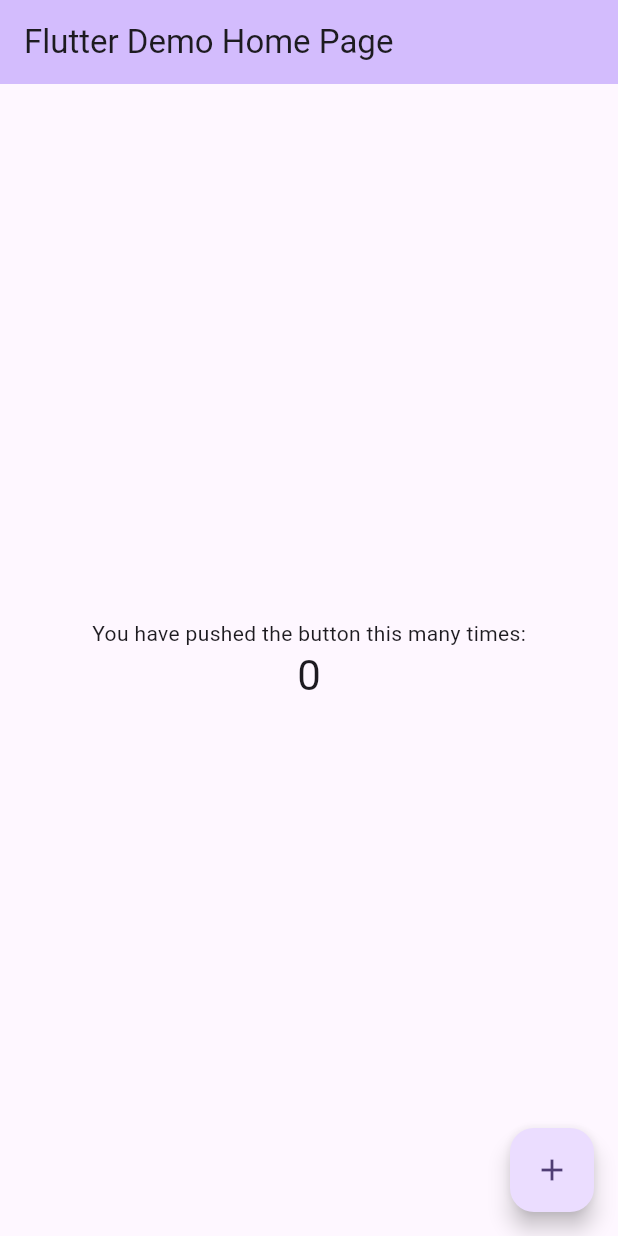
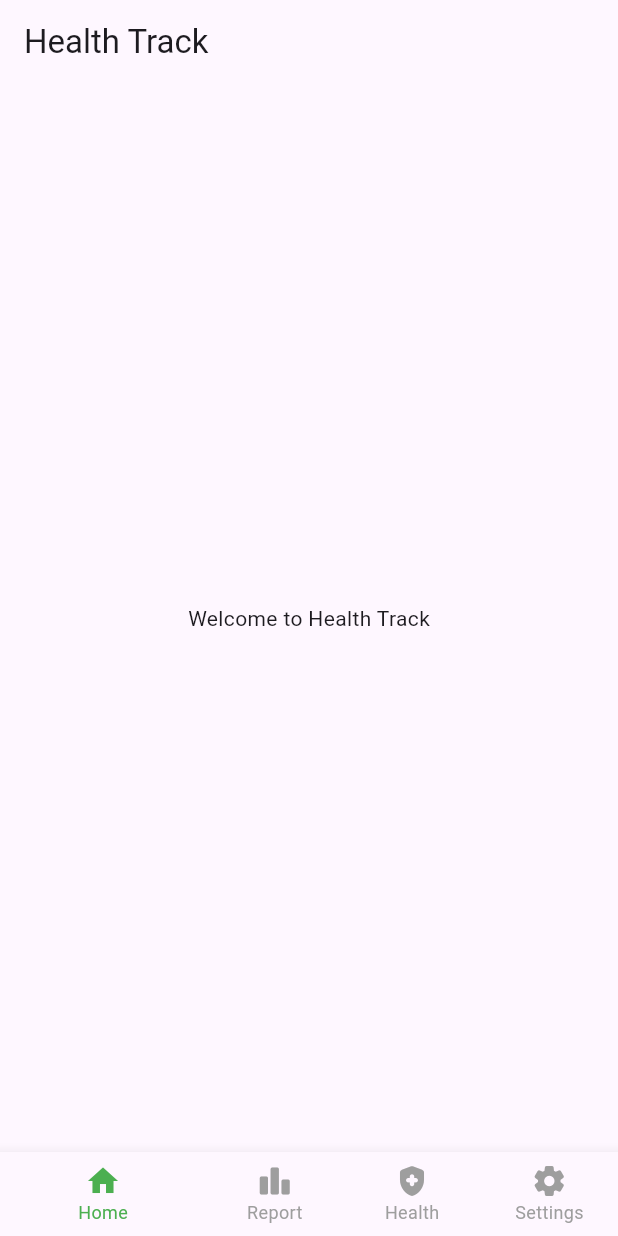
Before and after one commit to joharkhan99/healthtrack, a Flutter app: the screen it shows after launch, on a phone screen of 412 x 824 dp. Run offline on Flutter 3.47's test engine with Material 3 defaults, Android fonts, the phone set to English and light mode, and no system bars.

Commit message:
Added bottom navigation

```diff
--- a/lib/main.dart
+++ b/lib/main.dart
@@ -1,4 +1,6 @@
 import 'package:flutter/material.dart';
+import 'package:healthtrack/src/screens/home_screen.dart';
+import 'package:healthtrack/themes/light_theme.dart';
 
 void main() {
   runApp(const MyApp());
@@ -7,119 +9,13 @@ void main() {
 class MyApp extends StatelessWidget {
   const MyApp({super.key});
 
-  // This widget is the root of your application.
   @override
   Widget build(BuildContext context) {
     return MaterialApp(
-      title: 'Flutter Demo',
-      theme: ThemeData(
-        // This is the theme of your application.
-        //
-        // TRY THIS: Try running your application with "flutter run". You'll see
-        // the application has a purple toolbar. Then, without quitting the app,
-        // try changing the seedColor in the colorScheme below to Colors.green
-        // and then invoke "hot reload" (save your changes or press the "hot
-        // reload" button in a Flutter-supported IDE, or press "r" if you used
-        // the command line to start the app).
-        //
-        // Notice that the counter didn't reset back to zero; the application
-        // state is not lost during the reload. To reset the state, use hot
-        // restart instead.
-        //
-        // This works for code too, not just values: Most code changes can be
-        // tested with just a hot reload.
-        colorScheme: ColorScheme.fromSeed(seedColor: Colors.deepPurple),
-        useMaterial3: true,
-      ),
-      home: const MyHomePage(title: 'Flutter Demo Home Page'),
+      title: 'Health Track',
+      debugShowCheckedModeBanner: false,
+      theme: lightTheme,
+      home: const HomeScreen(),
     );
   }
 }
-
-class MyHomePage extends StatefulWidget {
-  const MyHomePage({super.key, required this.title});
-
-  // This widget is the home page of your application. It is stateful, meaning
-  // that it has a State object (defined below) that contains fields that affect
-  // how it looks.
-
-  // This class is the configuration for the state. It holds the values (in this
-  // case the title) provided by the parent (in this case the App widget) and
-  // used by the build method of the State. Fields in a Widget subclass are
-  // always marked "final".
-
-  final String title;
-
-  @override
-  State<MyHomePage> createState() => _MyHomePageState();
-}
-
-class _MyHomePageState extends State<MyHomePage> {
-  int _counter = 0;
-
-  void _incrementCounter() {
-    setState(() {
-      // This call to setState tells the Flutter framework that something has
-      // changed in this State, which causes it to rerun the build method below
-      // so that the display can reflect the updated values. If we changed
-      // _counter without calling setState(), then the build method would not be
-      // called again, and so nothing would appear to happen.
-      _counter++;
-    });
-  }
-
-  @override
-  Widget build(BuildContext context) {
-    // This method is rerun every time setState is called, for instance as done
-    // by the _incrementCounter method above.
-    //
-    // The Flutter framework has been optimized to make rerunning build methods
-    // fast, so that you can just rebuild anything that needs updating rather
-    // than having to individually change instances of widgets.
-    return Scaffold(
-      appBar: AppBar(
-        // TRY THIS: Try changing the color here to a specific color (to
-        // Colors.amber, perhaps?) and trigger a hot reload to see the AppBar
-        // change color while the other colors stay the same.
-        backgroundColor: Theme.of(context).colorScheme.inversePrimary,
-        // Here we take the value from the MyHomePage object that was created by
-        // the App.build method, and use it to set our appbar title.
-        title: Text(widget.title),
-      ),
-      body: Center(
-        // Center is a layout widget. It takes a single child and positions it
-        // in the middle of the parent.
-        child: Column(
-          // Column is also a layout widget. It takes a list of children and
-          // arranges them vertically. By default, it sizes itself to fit its
-          // children horizontally, and tries to be as tall as its parent.
-          //
-          // Column has various properties to control how it sizes itself and
-          // how it positions its children. Here we use mainAxisAlignment to
-          // center the children vertically; the main axis here is the vertical
-          // axis because Columns are vertical (the cross axis would be
-          // horizontal).
-          //
-          // TRY THIS: Invoke "debug painting" (choose the "Toggle Debug Paint"
-          // action in the IDE, or press "p" in the console), to see the
-          // wireframe for each widget.
-          mainAxisAlignment: MainAxisAlignment.center,
-          children: <Widget>[
-            const Text(
-              'You have pushed the button this many times:',
-            ),
-            Text(
-              '$_counter',
-              style: Theme.of(context).textTheme.headlineMedium,
-            ),
-          ],
-        ),
-      ),
-      floatingActionButton: FloatingActionButton(
-        onPressed: _incrementCounter,
-        tooltip: 'Increment',
-        child: const Icon(Icons.add),
-      ), // This trailing comma makes auto-formatting nicer for build methods.
-    );
-  }
-}
--- /dev/null
+++ b/lib/src/screens/home_screen.dart
@@ -0,0 +1,19 @@
+import 'package:flutter/material.dart';
+import 'package:healthtrack/src/widgets/pedometer_bottom_navigation.dart';
+
+class HomeScreen extends StatelessWidget {
+  const HomeScreen({super.key});
+
+  @override
+  Widget build(BuildContext context) {
+    return Scaffold(
+      appBar: AppBar(
+        title: const Text('Health Track'),
+      ),
+      bottomNavigationBar: const PedoMeterBottomNavigation(),
+      body: const Center(
+        child: Text('Welcome to Health Track'),
+      ),
+    );
+  }
+}
--- /dev/null
+++ b/lib/src/widgets/pedometer_bottom_navigation.dart
@@ -0,0 +1,17 @@
+import 'package:flutter/material.dart';
+
+class PedoMeterBottomNavigation extends StatelessWidget {
+  const PedoMeterBottomNavigation({super.key});
+
+  @override
+  Widget build(BuildContext context) {
+    return BottomNavigationBar(
+      items: const [
+        BottomNavigationBarItem(icon: Icon(Icons.home), label: 'Home', tooltip: 'Home'),
+        BottomNavigationBarItem(icon: Icon(Icons.leaderboard_rounded), label: 'Report', tooltip: 'Report'),
+        BottomNavigationBarItem(icon: Icon(Icons.health_and_safety_rounded), label: 'Health', tooltip: 'Health'),
+        BottomNavigationBarItem(icon: Icon(Icons.settings_rounded), label: 'Settings', tooltip: 'Settings'),
+      ],
+    );
+  }
+}
--- /dev/null
+++ b/lib/themes/light_theme.dart
@@ -0,0 +1,14 @@
+import 'package:flutter/material.dart';
+
+ThemeData lightTheme = ThemeData(
+  primarySwatch: Colors.green,
+  primaryColor: Colors.green,
+  bottomNavigationBarTheme: const BottomNavigationBarThemeData(
+    backgroundColor: Colors.white,
+    selectedItemColor: Colors.green,
+    unselectedItemColor: Colors.grey,
+    selectedLabelStyle: TextStyle(color: Colors.green, fontSize: 12),
+    unselectedLabelStyle: TextStyle(color: Colors.grey, fontSize: 12),
+    showUnselectedLabels: true,
+  ),
+);
```
